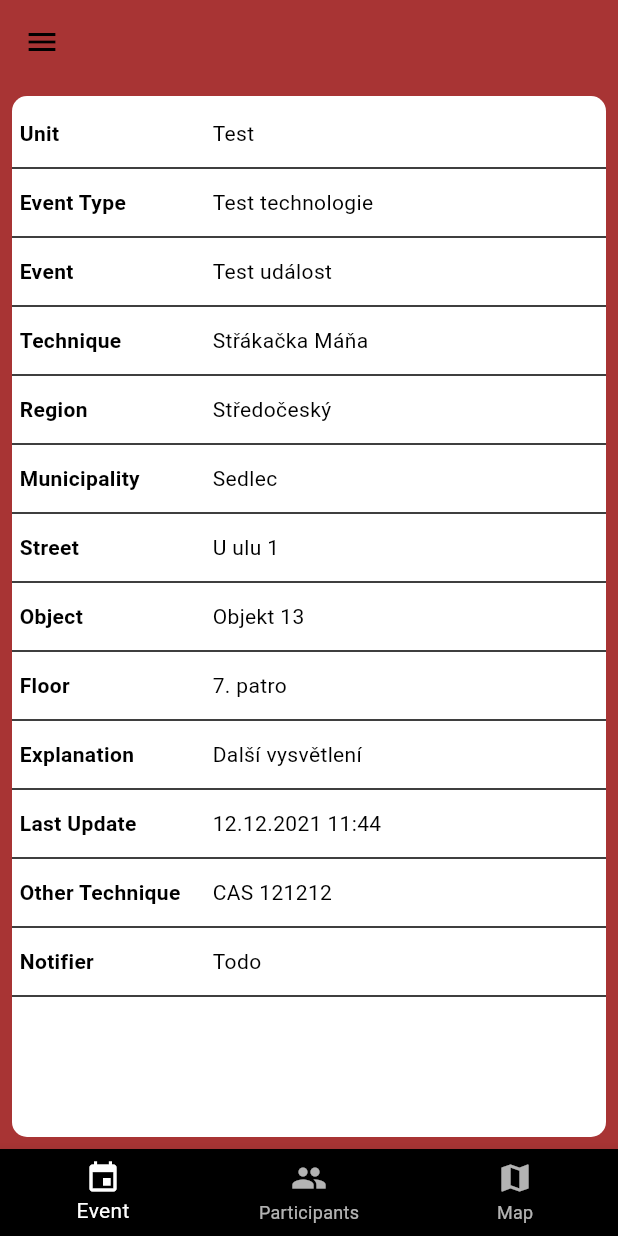
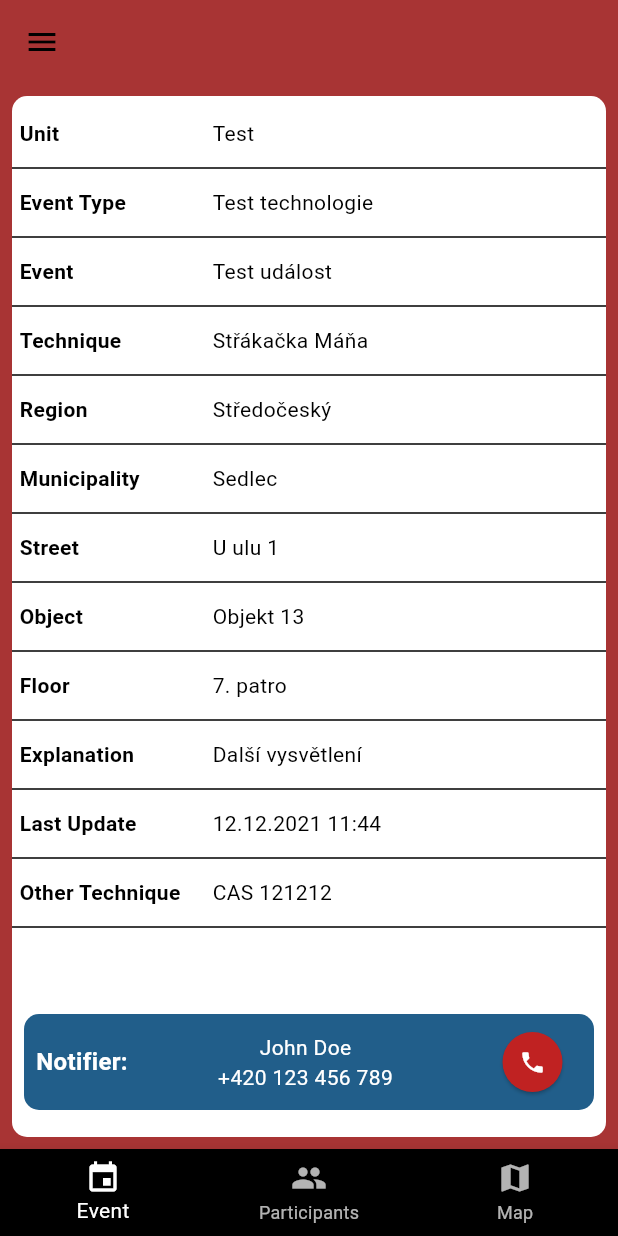
Before and after one commit to vorwerick/project-jay-app, a Flutter app: the screen it shows after launch, on a phone screen of 412 x 824 dp. Run offline on Flutter 3.47's test engine with Material 3 defaults, Android fonts, the phone set to English and light mode, and no system bars; our stand-ins replace bloc, dio, equatable, firebase_core, firebase_crashlytics, firebase_messaging and 7 more; accounts and stored records are empty; generated files the repository leaves out were written again; project files that could hold a hidden picture were left out.

Commit message:
feat: added announcer and ability to dial number

```diff
--- a/analysis_options.yaml
+++ b/analysis_options.yaml
@@ -27,6 +27,7 @@ linter:
     prefer_expression_function_bodies: true
     avoid_redundant_argument_values: true
     flutter_style_todos: true
+    prefer_final_parameters: true
 
 # Additional information about this file can be found at
 # https://dart.dev/guides/language/analysis-options
--- a/lib/application/bloc/events/event_detail_bloc.dart
+++ b/lib/application/bloc/events/event_detail_bloc.dart
@@ -20,7 +20,8 @@ final LoadedDetailState mockedDetailState = LoadedDetailState(
   explanation: 'Další vysvětlení',
   lastUpdate: '12.12.2021 11:44',
   otherTechnique: 'CAS 121212',
-  notifier: 'Todo',
+  notifier: 'John Doe',
+  notifierNumber: '+420 123 456 789',
 );
 
 class EventDetailBloc extends Bloc<EventDetailEvent, EventDetailState> {
--- a/lib/application/bloc/events/event_detail_state.dart
+++ b/lib/application/bloc/events/event_detail_state.dart
@@ -23,6 +23,8 @@ final class LoadedDetailState extends EventDetailState {
   final String otherTechnique;
   final String notifier;
 
+  final String notifierNumber;
+
   LoadedDetailState({
     required this.unit,
     required this.eventType,
@@ -37,6 +39,7 @@ final class LoadedDetailState extends EventDetailState {
     required this.lastUpdate,
     required this.otherTechnique,
     required this.notifier,
+    required this.notifierNumber,
   });
 
   @override
--- /dev/null
+++ b/lib/application/commands/dial_number_async_cmd.dart
@@ -0,0 +1,21 @@
+import 'package:app/application/commands/command.dart';
+import 'package:url_launcher/url_launcher.dart';
+
+final class DialNumberAsyncCmd implements AsyncCommand<bool> {
+  final String phoneNumber;
+
+  DialNumberAsyncCmd({
+    required this.phoneNumber,
+  });
+
+  @override
+  Future<bool> execute() async {
+    final numberUrl = Uri.parse('tel:$phoneNumber');
+
+    if (await canLaunchUrl(numberUrl)) {
+      await launchUrl(numberUrl);
+      return true;
+    }
+    return false;
+  }
+}
--- /dev/null
+++ b/lib/application/cubit/phone/dial_number_cubit.dart
@@ -0,0 +1,30 @@
+import 'dart:developer';
+
+import 'package:app/application/commands/dial_number_async_cmd.dart';
+import 'package:bloc/bloc.dart';
+import 'package:equatable/equatable.dart';
+import 'package:meta/meta.dart';
+
+part 'dial_number_state.dart';
+
+class DialNumberCubit extends Cubit<DialNumberState> {
+  DialNumberCubit() : super(DialNumberInitial());
+
+  void dialNumber(final String phoneNumber) async {
+    log('Dial number pressed: $phoneNumber', name: 'DialNumberCubit');
+
+    if (!(await DialNumberAsyncCmd(phoneNumber: phoneNumber).execute())) {
+      emit(DialNumberFailed(number: phoneNumber));
+      log('Dial number failed: $phoneNumber', name: 'DialNumberCubit');
+      return;
+    }
+
+    log('Dial number success: $phoneNumber', name: 'DialNumberCubit');
+  }
+
+  @override
+  void onChange(final Change<DialNumberState> change) {
+    super.onChange(change);
+    log('DialNumberCubit state changed: $change', name: 'DialNumberCubit');
+  }
+}
--- /dev/null
+++ b/lib/application/cubit/phone/dial_number_state.dart
@@ -0,0 +1,23 @@
+part of 'dial_number_cubit.dart';
+
+@immutable
+abstract class DialNumberState extends Equatable {}
+
+class DialNumberInitial extends DialNumberState {
+  @override
+  List<Object?> get props => [this];
+}
+
+final class DialNumberFailed extends DialNumberState {
+  final String number;
+
+  DialNumberFailed({
+    required this.number,
+  });
+
+  @override
+  List<Object?> get props => [number];
+
+  @override
+  bool? get stringify => true;
+}
--- /dev/null
+++ b/lib/presentation/components/jay_white_text.dart
@@ -0,0 +1,21 @@
+import 'package:flutter/material.dart';
+
+class JayWhiteText extends StatelessWidget {
+  final String data;
+
+  final double? fontSize;
+
+  final FontWeight? fontWeight;
+
+  const JayWhiteText(this.data, {final Key? key, this.fontSize, this.fontWeight}) : super(key: key);
+
+  @override
+  Widget build(final BuildContext context) => Text(
+        data,
+        style: TextStyle(
+          color: Colors.white,
+          fontSize: fontSize,
+          fontWeight: fontWeight,
+        ),
+      );
+}
--- a/lib/presentation/pages/screens/event_details_screen.dart
+++ b/lib/presentation/pages/screens/event_details_screen.dart
@@ -1,5 +1,7 @@
 import 'package:app/application/bloc/events/event_detail_bloc.dart';
+import 'package:app/application/cubit/phone/dial_number_cubit.dart';
 import 'package:app/presentation/components/jay_container.dart';
+import 'package:app/presentation/pages/widgets/announcer.dart';
 import 'package:app/presentation/pages/widgets/list_pair.dart';
 import 'package:flutter/material.dart';
 import 'package:flutter_gen/gen_l10n/app_localizations.dart';
@@ -12,12 +14,14 @@ class EventDetailsScreen extends StatelessWidget {
     thickness: 1,
   );
 
-  const EventDetailsScreen({Key? key, required this.detail}) : super(key: key);
+  const EventDetailsScreen({final Key? key, required this.detail}) : super(key: key);
 
   @override
-  Widget build(BuildContext context) => JayContainer(
-        child: SingleChildScrollView(
+  Widget build(final BuildContext context) => JayContainer(
         child: Column(
+          children: [
+            Expanded(
+              child: ListView(
                 children: [
                   ListPair(
                     title: AppLocalizations.of(context)!.unit,
@@ -36,16 +40,25 @@ class EventDetailsScreen extends StatelessWidget {
                   ListPair(title: AppLocalizations.of(context)!.street, value: detail.street, divider: _divider),
                   ListPair(title: AppLocalizations.of(context)!.object, value: detail.object, divider: _divider),
                   ListPair(title: AppLocalizations.of(context)!.floor, value: detail.floor, divider: _divider),
-              ListPair(title: AppLocalizations.of(context)!.explanation, value: detail.explanation, divider: _divider),
-              ListPair(title: AppLocalizations.of(context)!.lastUpdate, value: detail.lastUpdate, divider: _divider),
+                  ListPair(
+                      title: AppLocalizations.of(context)!.explanation, value: detail.explanation, divider: _divider),
+                  ListPair(
+                      title: AppLocalizations.of(context)!.lastUpdate, value: detail.lastUpdate, divider: _divider),
                   ListPair(
                     title: AppLocalizations.of(context)!.otherTechnique,
                     value: detail.otherTechnique,
                     divider: _divider,
                   ),
-              ListPair(title: AppLocalizations.of(context)!.notifier, value: detail.notifier, divider: _divider),
                 ],
               ),
             ),
+            Announcer(
+              title: AppLocalizations.of(context)!.notifier,
+              name: detail.notifier,
+              number: detail.notifierNumber,
+              onTap: (final phoneNumber) => DialNumberCubit().dialNumber(phoneNumber),
+            ),
+          ],
+        ),
       );
 }
--- /dev/null
+++ b/lib/presentation/pages/widgets/announcer.dart
@@ -0,0 +1,57 @@
+import 'package:app/presentation/common/jay_colors.dart';
+import 'package:app/presentation/components/jay_white_text.dart';
+import 'package:flutter/material.dart';
+
+class Announcer extends StatelessWidget {
+  final String title;
+  final String name;
+
+  final String number;
+
+  final void Function(String phoneNumber)? onTap;
+
+  const Announcer({
+    super.key,
+    required this.name,
+    required this.number,
+    this.onTap,
+    required this.title,
+  });
+
+  @override
+  Widget build(final BuildContext context) => Padding(
+        padding: const EdgeInsets.all(8.0),
+        child: Container(
+          decoration: BoxDecoration(
+            borderRadius: BorderRadius.circular(10),
+            color: JayColors.blue,
+          ),
+          child: Padding(
+            padding: const EdgeInsets.all(8.0),
+            child: Row(
+              mainAxisAlignment: MainAxisAlignment.spaceBetween,
+              children: [
+                JayWhiteText(
+                  '$title:',
+                  fontWeight: FontWeight.bold,
+                  fontSize: 16,
+                ),
+                Column(
+                  children: [
+                    JayWhiteText(name),
+                    JayWhiteText(number),
+                  ],
+                ),
+                ElevatedButton(
+                  style: ElevatedButton.styleFrom(backgroundColor: JayColors.red, shape: const CircleBorder()),
+                  onPressed: () => onTap?.call(number),
+                  child: const Icon(
+                    Icons.phone,
+                  ),
+                ),
+              ],
+            ),
+          ),
+        ),
+      );
+}
```
Lines whose indentation alone changed are shown as unchanged.
